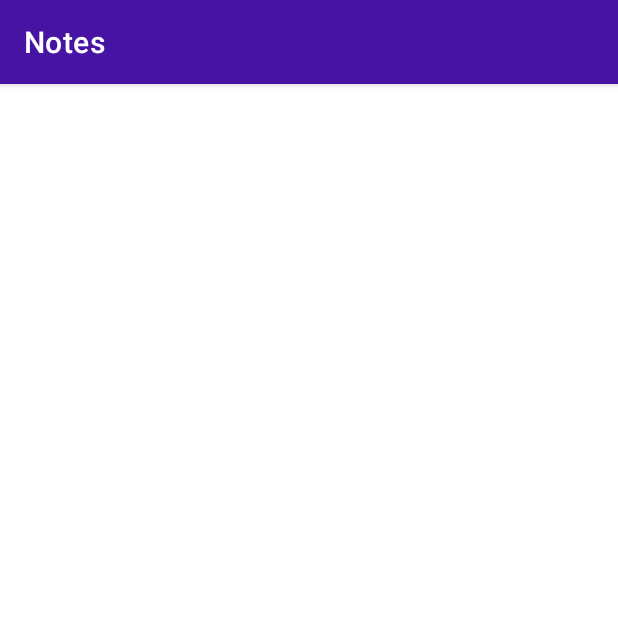
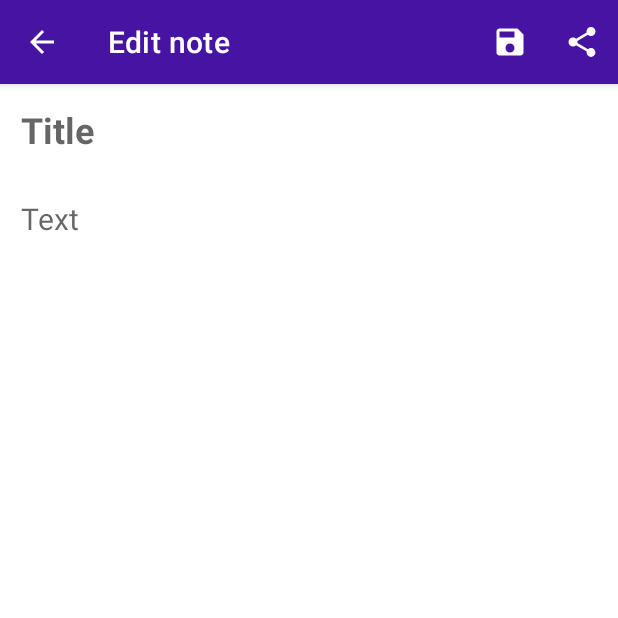
Before and after one commit to Mjko-1/Notes, an Android app: the screen it shows after launch (EditActivity), on a phone screen of 412 x 824 dp, the top half of it. Run offline under Robolectric (Android 15) with nearby library versions, the phone set to English and light mode, and no system bars.

Commit message:
Выполнение 2 задания

```diff
--- a/app/src/main/java/com/example/notes/edit/EditNote.kt
+++ b/app/src/main/java/com/example/notes/edit/EditNote.kt
@@ -4,10 +4,12 @@ interface EditNote {
 
     interface View {
         fun showMessage(massage: String)
-        fun showMassageEmpty()
+        fun showMessageEmpty()
+        fun shareText(noteText: String)
     }
 
     interface Presenter {
         fun saveNote(title: String, text: String)
+        fun shareNote(title: String, text: String)
     }
 }
--- a/app/src/main/java/com/example/notes/edit/view/EditActivity.kt
+++ b/app/src/main/java/com/example/notes/edit/view/EditActivity.kt
@@ -1,14 +1,16 @@
 package com.example.notes.edit.view
 
+import android.content.Intent
 import androidx.appcompat.app.AppCompatActivity
 import android.os.Bundle
-import android.widget.Button
-import android.widget.EditText
+import android.view.Menu
+import android.view.MenuItem
 import android.widget.Toast
 import com.example.notes.R
 import com.example.notes.databinding.ActivityEditBinding
 import com.example.notes.edit.EditNote
 import com.example.notes.edit.presenter.EditPresenter
+import com.example.notes.main.MainActivity
 
 class EditActivity : AppCompatActivity(), EditNote.View {
 
@@ -21,7 +23,7 @@ class EditActivity : AppCompatActivity(), EditNote.View {
         binding = ActivityEditBinding.inflate(layoutInflater)
         setContentView(binding.root)
 
-        initView()
+        initActionBar()
         presenter = EditPresenter(this)
     }
 
@@ -29,13 +31,40 @@ class EditActivity : AppCompatActivity(), EditNote.View {
         Toast.makeText(this, massage, Toast.LENGTH_SHORT).show()
     }
 
-    override fun showMassageEmpty() {
-        Toast.makeText(this, R.string.empty_title_massage, Toast.LENGTH_SHORT).show()
+    override fun showMessageEmpty() {
+        Toast.makeText(this, R.string.empty_text_massage, Toast.LENGTH_SHORT).show()
     }
 
-    private fun initView() = with(binding) {
-        buttonSave.setOnClickListener {
-            presenter.saveNote(editTitle.text.toString(), editText.text.toString())
+    private fun initActionBar() {
+        supportActionBar?.setDisplayHomeAsUpEnabled(true)
+        supportActionBar?.title = getString(R.string.edit_note)
+    }
+
+    override fun onCreateOptionsMenu(menu: Menu?): Boolean {
+        menuInflater.inflate(R.menu.edit_toolbar_menu, menu)
+        return true
+    }
+
+    override fun onOptionsItemSelected(item: MenuItem): Boolean = with(binding) {
+        when (item.itemId) {
+            android.R.id.home -> {
+                startActivity(Intent(this@EditActivity, MainActivity::class.java))
+            }
+            R.id.buttonShare -> {
+                presenter.shareNote(editTitle.text.toString(), editText.text.toString())
+                }
+            R.id.buttonSave -> presenter.saveNote(
+                editTitle.text.toString(),
+                editText.text.toString()
+            )
         }
+        return true
+    }
+
+    override fun shareText(noteText: String) {
+        startActivity(Intent(Intent.ACTION_SEND).apply {
+            type = "text/plain"
+            putExtra(Intent.EXTRA_TEXT, noteText)
+        })
     }
 }
--- /dev/null
+++ b/app/src/main/res/drawable/ic_save.xml
@@ -0,0 +1,5 @@
+<vector android:height="24dp" android:tint="#FFFFFF"
+    android:viewportHeight="24" android:viewportWidth="24"
+    android:width="24dp" xmlns:android="http://schemas.android.com/apk/res/android">
+    <path android:fillColor="@android:color/white" android:pathData="M17,3L5,3c-1.11,0 -2,0.9 -2,2v14c0,1.1 0.89,2 2,2h14c1.1,0 2,-0.9 2,-2L21,7l-4,-4zM12,19c-1.66,0 -3,-1.34 -3,-3s1.34,-3 3,-3 3,1.34 3,3 -1.34,3 -3,3zM15,9L5,9L5,5h10v4z"/>
+</vector>
--- /dev/null
+++ b/app/src/main/res/drawable/ic_share.xml
@@ -0,0 +1,5 @@
+<vector android:height="24dp" android:tint="#FFFFFF"
+    android:viewportHeight="24" android:viewportWidth="24"
+    android:width="24dp" xmlns:android="http://schemas.android.com/apk/res/android">
+    <path android:fillColor="@android:color/white" android:pathData="M18,16.08c-0.76,0 -1.44,0.3 -1.96,0.77L8.91,12.7c0.05,-0.23 0.09,-0.46 0.09,-0.7s-0.04,-0.47 -0.09,-0.7l7.05,-4.11c0.54,0.5 1.25,0.81 2.04,0.81 1.66,0 3,-1.34 3,-3s-1.34,-3 -3,-3 -3,1.34 -3,3c0,0.24 0.04,0.47 0.09,0.7L8.04,9.81C7.5,9.31 6.79,9 6,9c-1.66,0 -3,1.34 -3,3s1.34,3 3,3c0.79,0 1.5,-0.31 2.04,-0.81l7.12,4.16c-0.05,0.21 -0.08,0.43 -0.08,0.65 0,1.61 1.31,2.92 2.92,2.92 1.61,0 2.92,-1.31 2.92,-2.92s-1.31,-2.92 -2.92,-2.92z"/>
+</vector>
--- a/app/src/main/res/layout/activity_main.xml
+++ b/app/src/main/res/layout/activity_main.xml
@@ -9,7 +9,9 @@
     <TextView
         android:layout_width="wrap_content"
         android:layout_height="wrap_content"
-        android:text="Hello World!"
+        android:text="COMING SOON"
+        android:textColor="@color/black"
+        android:textSize="34sp"
         app:layout_constraintBottom_toBottomOf="parent"
         app:layout_constraintLeft_toLeftOf="parent"
         app:layout_constraintRight_toRightOf="parent"
--- /dev/null
+++ b/app/src/main/res/menu/edit_toolbar_menu.xml
@@ -0,0 +1,19 @@
+<?xml version="1.0" encoding="utf-8"?>
+<menu xmlns:android="http://schemas.android.com/apk/res/android"
+    xmlns:app="http://schemas.android.com/apk/res-auto">
+
+    <item
+        android:id="@+id/buttonSave"
+        android:title="@string/save"
+        android:icon="@drawable/ic_save"
+        app:showAsAction="ifRoom"
+        android:contentDescription="@string/save"/>
+
+    <item
+        android:id="@+id/buttonShare"
+        android:title="@string/share"
+        android:icon="@drawable/ic_share"
+        app:showAsAction="ifRoom"
+        android:contentDescription="@string/share"/>
+
+</menu>
--- a/app/src/main/res/values/strings.xml
+++ b/app/src/main/res/values/strings.xml
@@ -1,8 +1,12 @@
 <resources>
     <string name="app_name">Notes</string>
+
     <string name="title">Title</string>
     <string name="text">Text</string>
+    <string name="edit_note">Edit note</string>
 
-    <string name="empty_title_massage">Enter the title name</string>
+    <string name="empty_text_massage">Enter the text</string>
+    <string name="share">Share</string>
     <string name="save">Save</string>
+
 </resources>
```
Also changed, not shown: app/src/main/java/com/example/notes/edit/presenter/EditPresenter.kt (+9 -4 lines), app/src/main/java/com/example/notes/main/MainActivity.kt (+6 -2 lines), app/src/main/res/layout/activity_edit.xml (+7 -20 lines).
